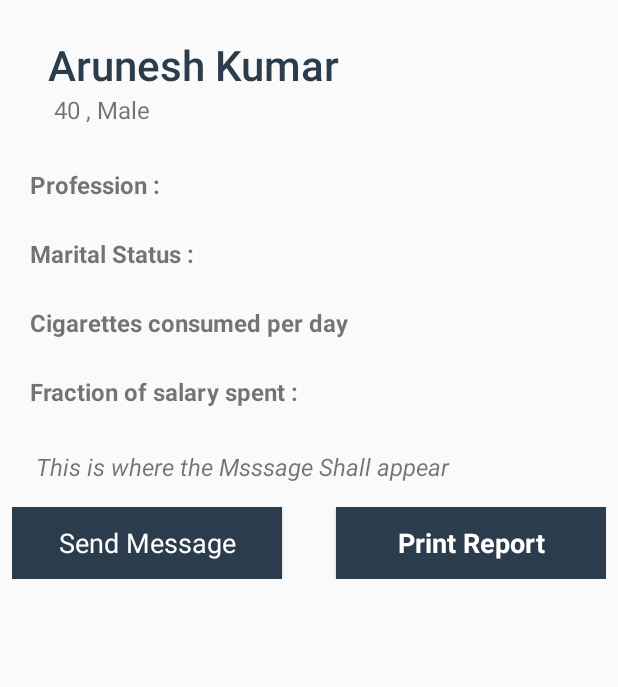
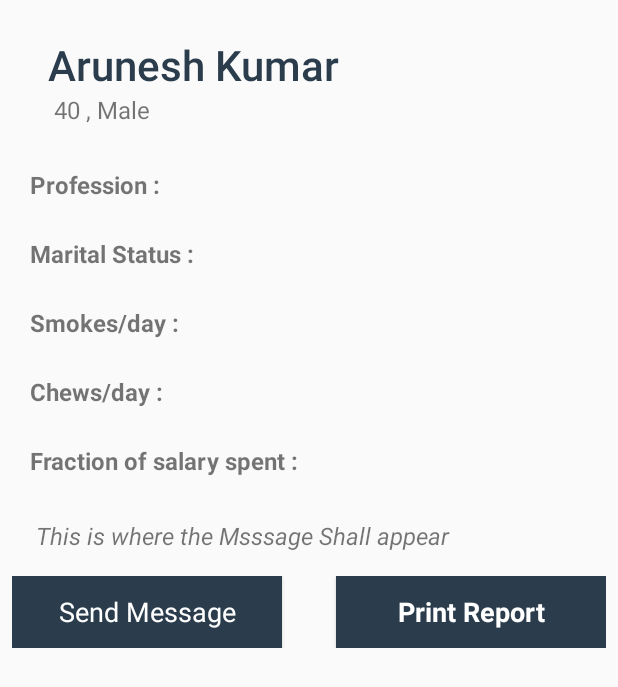
Before and after one commit to pulkitgpt27/Quit_it-0.4, an Android app: the layout activity_report.xml on its own in the app's theme, with its tools: preview values and no code run, on a phone screen of 412 x 824 dp. Shown: the top 687 px of the screen. Run offline under Robolectric (Android 15) with nearby library versions, the phone set to English and light mode, and no system bars.

Commit message:
Personalized msg shows harms. Printadapter and report show chew/day as well as smoke/day

```diff
--- a/app/src/main/res/layout/activity_report.xml
+++ b/app/src/main/res/layout/activity_report.xml
@@ -108,9 +108,7 @@
                     android:paddingLeft="24dp"
                     android:textSize="16sp"
                     />
-
             </LinearLayout>
-
             <LinearLayout
                 android:layout_width="match_parent"
                 android:layout_height="wrap_content"
@@ -121,13 +119,37 @@
                     android:layout_width="wrap_content"
                     android:layout_height="wrap_content"
                     android:layout_gravity="center"
-                    android:text="@string/consumption"
+                    android:text="@string/smokeConsumption"
                     android:textSize="16sp"
                     android:textStyle="bold"
                     />
 
                 <TextView
-                    android:id="@+id/consumptionView"
+                    android:id="@+id/smokeConsumptionView"
+                    android:layout_width="match_parent"
+                    android:layout_height="wrap_content"
+                    android:layout_gravity="center"
+                    android:paddingLeft="24dp"
+                    android:textSize="16sp"
+                    />
+            </LinearLayout>
+            <LinearLayout
+                android:layout_width="match_parent"
+                android:layout_height="wrap_content"
+                android:layout_margin="12dp"
+                android:orientation="horizontal">
+
+                <TextView
+                    android:layout_width="wrap_content"
+                    android:layout_height="wrap_content"
+                    android:layout_gravity="center"
+                    android:text="@string/chewConsumption"
+                    android:textSize="16sp"
+                    android:textStyle="bold"
+                    />
+
+                <TextView
+                    android:id="@+id/chewConsumptionView"
                     android:layout_width="match_parent"
                     android:layout_height="wrap_content"
                     android:layout_gravity="center"
--- a/app/src/main/res/values/strings.xml
+++ b/app/src/main/res/values/strings.xml
@@ -40,6 +40,7 @@
 
 
     <string name="chewing_history">Chewing History</string>
+    <string name="chewConsumption">Chews/day :</string>
     <string name="chewing_history_time">How long have you been chewing?(Years, months)</string>
     <string name="often_chewing_text_view">How many times do you chew in a day?</string>
     <string name="cost_of_one_packet">Average cost of one packet</string>
@@ -47,7 +48,7 @@
     <string name="packets_one_day">Packets in one day</string>
 
     <string name="smoking_history">Smoking History</string>
-    <string name="consumption">Cigarettes consumed per day </string>
+    <string name="smokeConsumption">Smokes/day :</string>
     <string name="cigarettes_one_day">Cigarettes Smoked in a Day</string>
     <string name="smoking_history_time">How long have you been smoking?</string>
     <string name="often_smoking_text_view">How many times do you smoke in a day?</string>
```
Also changed, not shown: app/src/main/java/com/example/android/quitit/LoginActivity.java (+4 -11 lines), app/src/main/java/com/example/android/quitit/MessageActivity.java (+13 -12 lines), app/src/main/java/com/example/android/quitit/MyPrintDocumentAdapter.java (+36 -17 lines), app/src/main/java/com/example/android/quitit/ReportActivity.java (+8 -7 lines).
